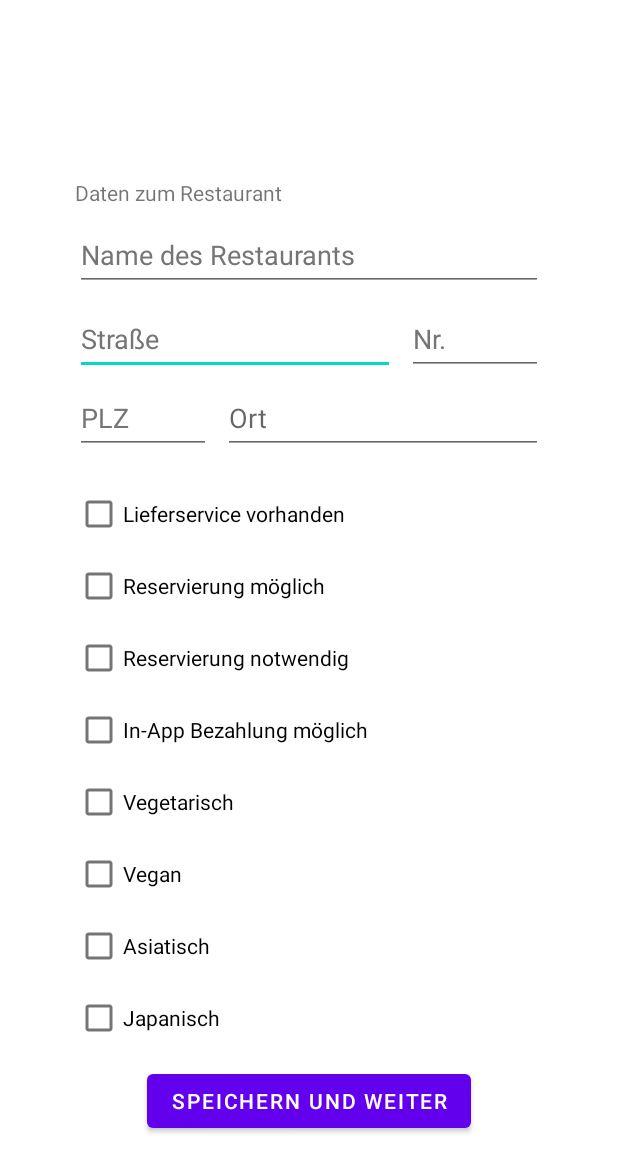
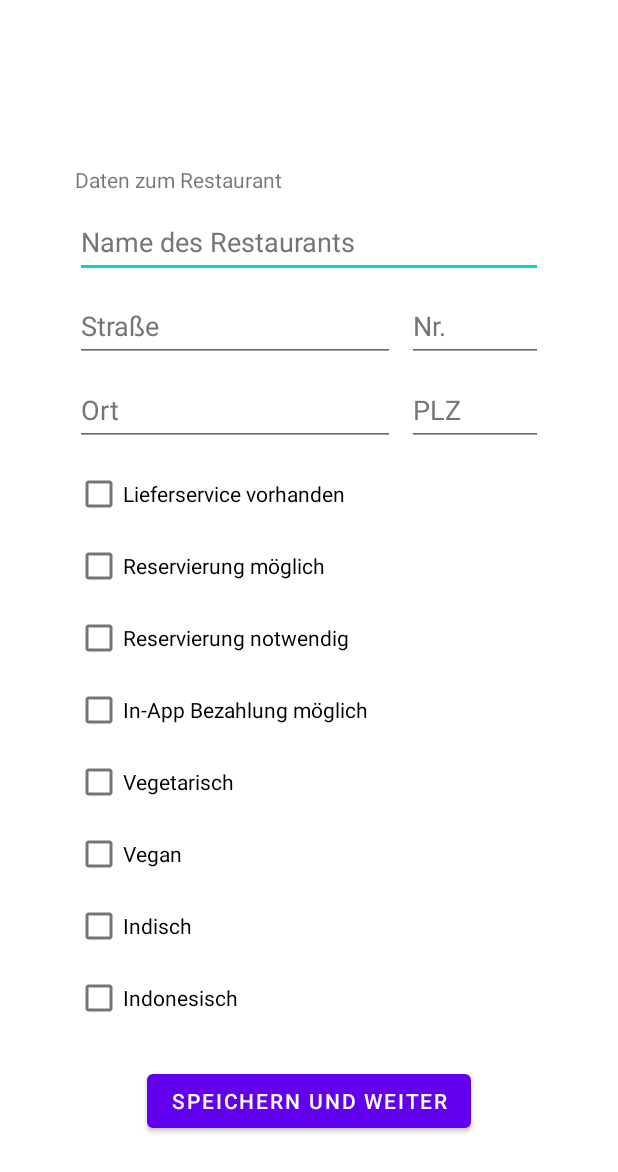
Before and after one commit to jessy2t/tasty, an Android app: the layout activity_restaurant_registration_1.xml on its own in the app's theme, with its tools: preview values and no code run, on a phone screen of 412 x 824 dp. Shown: the top 1172 px of the screen. Run offline under Robolectric (Android 15) with nearby library versions, the phone set to English and light mode, and no system bars.

Commit message:
Revert "variablen zu input RestaurantRegistration1Activity"
This reverts commit fd3b4392f7bec514f69ec3cb2162efdff1e0f9bf.

```diff
--- a/app/src/main/res/layout/activity_restaurant_registration_1.xml
+++ b/app/src/main/res/layout/activity_restaurant_registration_1.xml
@@ -10,8 +10,33 @@
     android:paddingBottom="@dimen/activity_vertical_margin"
     tools:context=".RestaurantRegistration1Activity">
 
+    <TextView
+        android:id="@+id/datenRestaurant"
+        android:layout_width="wrap_content"
+        android:layout_height="wrap_content"
+        android:layout_marginTop="60dp"
+        android:text="@string/daten_zum_restaurant"
+        app:layout_constraintStart_toStartOf="@+id/nameRestaurant"
+        app:layout_constraintTop_toTopOf="parent" />
+
     <EditText
-        android:id="@+id/strasseRestaurant"
+        android:id="@+id/nameRestaurant"
+        android:layout_width="0dp"
+        android:layout_height="wrap_content"
+        android:layout_marginTop="8dp"
+        android:autofillHints=""
+        android:ems="10"
+        android:hint="@string/name_des_restaurants"
+        android:inputType="textPersonName"
+        android:minHeight="48dp"
+        android:textColorHint="#757575"
+        app:layout_constraintEnd_toEndOf="parent"
+        app:layout_constraintHorizontal_bias="1.0"
+        app:layout_constraintStart_toStartOf="parent"
+        app:layout_constraintTop_toBottomOf="@+id/datenRestaurant" />
+
+    <EditText
+        android:id="@+id/straßeRestaurant"
         android:layout_width="0dp"
         android:layout_height="wrap_content"
         android:layout_marginTop="8dp"
@@ -25,32 +50,52 @@
         app:layout_constraintTop_toBottomOf="@+id/nameRestaurant" />
 
     <EditText
-        android:id="@+id/nameRestaurant"
+        android:id="@+id/hausnummerRestaurant"
         android:layout_width="0dp"
         android:layout_height="wrap_content"
-        android:layout_marginTop="96dp"
+        android:layout_marginStart="8dp"
+        android:layout_marginTop="8dp"
         android:autofillHints=""
         android:ems="10"
-        android:hint="@string/name_des_restaurants"
-        android:inputType="textPersonName"
+        android:hint="@string/hausnummer"
+        android:inputType="number"
         android:minHeight="48dp"
         android:textColorHint="#757575"
         app:layout_constraintEnd_toEndOf="parent"
-        app:layout_constraintHorizontal_bias="1.0"
-        app:layout_constraintStart_toStartOf="parent"
-        app:layout_constraintTop_toTopOf="parent" />
+        app:layout_constraintHorizontal_bias="0.0"
+        app:layout_constraintStart_toEndOf="@+id/straßeRestaurant"
+        app:layout_constraintTop_toBottomOf="@+id/nameRestaurant" />
 
     <EditText
         android:id="@+id/ortRestaurant"
         android:layout_width="0dp"
         android:layout_height="wrap_content"
+        android:layout_marginTop="8dp"
         android:autofillHints=""
         android:ems="10"
         android:hint="@string/ort"
         android:inputType="textPersonName"
         android:minHeight="48dp"
+        android:textColorHint="#757575"
+        app:layout_constraintStart_toStartOf="parent"
+        app:layout_constraintTop_toBottomOf="@+id/straßeRestaurant" />
+
+    <EditText
+        android:id="@+id/plzRestaurant"
+        android:layout_width="0dp"
+        android:layout_height="wrap_content"
+        android:layout_marginStart="8dp"
+        android:layout_marginTop="8dp"
+        android:autofillHints=""
+        android:ems="10"
+        android:hint="@string/plz"
+        android:inputType="number"
+        android:minHeight="48dp"
+        android:textColorHint="#757575"
         app:layout_constraintEnd_toEndOf="parent"
-        app:layout_constraintTop_toTopOf="@+id/plzRestaurant" />
+        app:layout_constraintHorizontal_bias="0.0"
+        app:layout_constraintStart_toEndOf="@+id/ortRestaurant"
+        app:layout_constraintTop_toBottomOf="@+id/hausnummerRestaurant" />
 
     <androidx.core.widget.NestedScrollView
         android:id="@+id/ScrollView"
@@ -67,8 +112,8 @@
         <LinearLayout
             android:layout_width="match_parent"
             android:layout_height="wrap_content"
-            android:layout_marginTop="8dp"
-            android:layout_marginBottom="8dp"
+            android:layout_marginTop="0dp"
+            android:layout_marginBottom="0dp"
             android:orientation="vertical">
 
             <CheckBox
@@ -79,7 +124,7 @@
                 tools:text="Lieferservice vorhanden" />
 
             <CheckBox
-                android:id="@+id/checkBoxReservierungMoeglich"
+                android:id="@+id/checkBoxReservierungMöglich"
                 android:layout_width="match_parent"
                 android:layout_height="wrap_content"
                 android:text="@string/reservierung_m_glich"
@@ -114,26 +159,18 @@
                 tools:text="Vegan" />
 
             <CheckBox
-                android:id="@+id/checkBoxAsiatisch"
+                android:id="@+id/checkBoxIndisch"
                 android:layout_width="match_parent"
                 android:layout_height="wrap_content"
-                android:minHeight="48dp"
-                android:text="@string/asiatisch"
-                tools:text="Asiatisch" />
+                android:text="@string/Indisch"
+                tools:text="Indisch" />
 
             <CheckBox
-                android:id="@+id/checkBoxJapanisch"
-                android:layout_width="match_parent"
-                android:layout_height="wrap_content"
-                android:text="@string/japanisch"
-                tools:text="Japanisch" />
-
-            <CheckBox
-                android:id="@+id/checkBoxEuropaeisch"
+                android:id="@+id/checkBoxIndonesisch"
                 android:layout_width="match_parent"
                 android:layout_height="wrap_content"
                 android:text="@string/europ_isch"
-                tools:text="Europäisch" />
+                tools:text="Indonesisch" />
 
             <CheckBox
                 android:id="@+id/checkBoxItalienisch"
@@ -143,11 +180,11 @@
                 tools:text="Italienisch" />
 
             <CheckBox
-                android:id="@+id/checkBoxGriechisch"
+                android:id="@+id/checkBoxDeutsch"
                 android:layout_width="match_parent"
                 android:layout_height="wrap_content"
-                android:text="@string/griechisch"
-                tools:text="Griechisch" />
+                android:text="@string/Deutsch"
+                tools:text="Deutsch" />
 
             <CheckBox
                 android:id="@+id/checkBoxMexikanisch"
@@ -155,6 +192,20 @@
                 android:layout_height="wrap_content"
                 android:text="@string/mexikanisch"
                 tools:text="Mexikanisch" />
+
+            <CheckBox
+                android:id="@+id/checkBoxAmerikanisch"
+                android:layout_width="match_parent"
+                android:layout_height="wrap_content"
+                android:text="@string/praeferenzen_kategorie_amerikanisch"
+                tools:text="Amerikanisch" />
+
+            <CheckBox
+                android:id="@+id/checkBoxChinesisch"
+                android:layout_width="match_parent"
+                android:layout_height="wrap_content"
+                android:text="@string/praeferenzen_kategorie_chinesisch"
+                tools:text="Chinesisch" />
 
         </LinearLayout>
     </androidx.core.widget.NestedScrollView>
@@ -171,48 +222,4 @@
         android:onClick="navigateToRestaurantRegistration2"/>
 
 
-    <TextView
-        android:id="@+id/textView3"
-        android:layout_width="wrap_content"
-        android:layout_height="wrap_content"
-        android:layout_marginBottom="8dp"
-        android:text="@string/daten_zum_restaurant"
-        app:layout_constraintBottom_toTopOf="@+id/nameRestaurant"
-        app:layout_constraintStart_toStartOf="@+id/nameRestaurant" />
-
-    <EditText
-        android:id="@+id/plzRestaurant"
-        android:layout_width="0dp"
-        android:layout_height="wrap_content"
-        android:layout_marginTop="8dp"
-        android:layout_marginEnd="8dp"
-        android:layout_marginBottom="11dp"
-        android:autofillHints=""
-        android:ems="10"
-        android:hint="@string/plz"
-        android:inputType="number"
-        android:minHeight="48dp"
-        android:textColorHint="#757575"
-        app:layout_constraintBottom_toTopOf="@+id/ScrollView"
-        app:layout_constraintEnd_toStartOf="@+id/ortRestaurant"
-        app:layout_constraintStart_toStartOf="parent"
-        app:layout_constraintTop_toBottomOf="@+id/strasseRestaurant" />
-
-    <EditText
-        android:id="@+id/hausnummerRestaurant"
-        android:layout_width="0dp"
-        android:layout_height="wrap_content"
-        android:layout_marginStart="8dp"
-        android:layout_marginTop="8dp"
-        android:autofillHints=""
-        android:ems="10"
-        android:hint="@string/hausnummer"
-        android:inputType="number"
-        android:minHeight="48dp"
-        android:textColorHint="#757575"
-        app:layout_constraintEnd_toEndOf="parent"
-        app:layout_constraintHorizontal_bias="0.0"
-        app:layout_constraintStart_toEndOf="@+id/strasseRestaurant"
-        app:layout_constraintTop_toBottomOf="@+id/nameRestaurant" />
-
 </androidx.constraintlayout.widget.ConstraintLayout>
```
Also changed, not shown: app/src/main/java/com/acme/tasty/RestaurantRegistration1Activity.java (+72 -22 lines), app/src/main/java/com/acme/tasty/RestaurantRegistration2Acitivity.java (+11 -0 lines).
